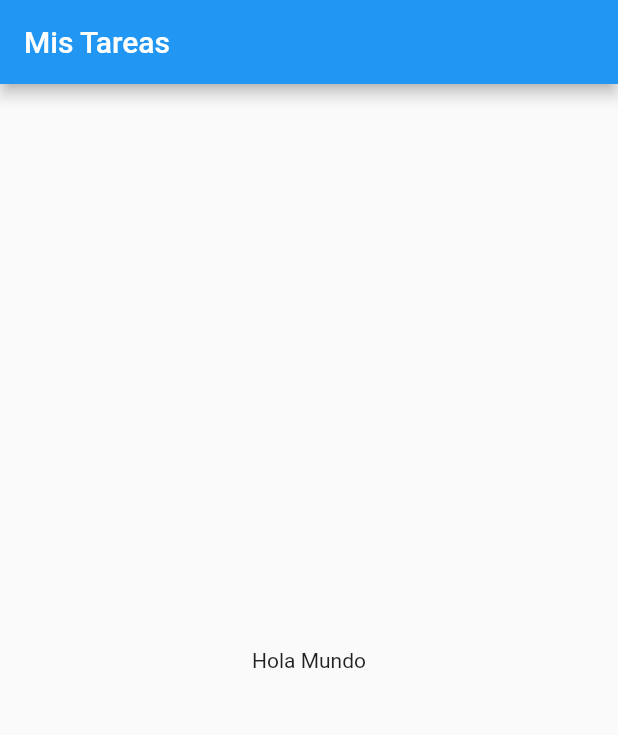
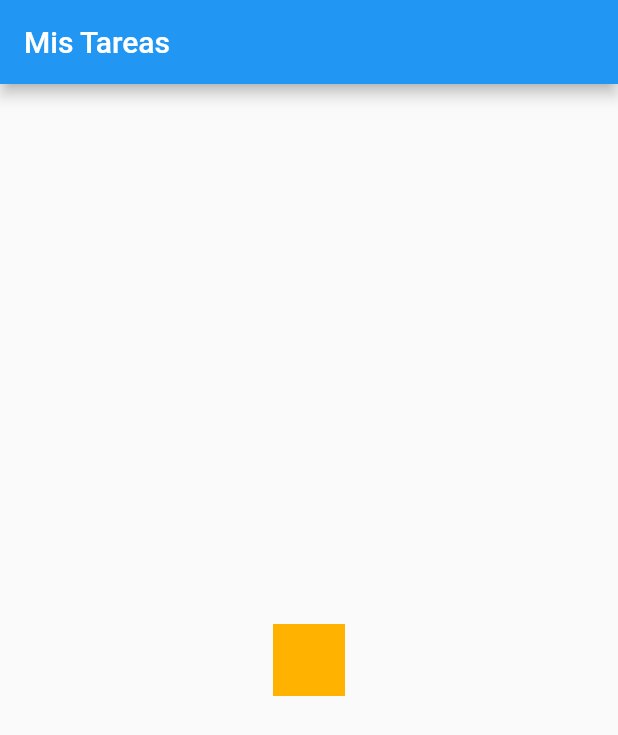
Before and after one commit to saurmo/dllo-movil-flutter, a Flutter app: the screen it shows after launch, on a phone screen of 412 x 824 dp. Shown: the top 735 px of the screen. Run offline on Flutter 3.47's test engine with Material 2 defaults, Android fonts, the phone set to English and light mode, and no system bars.

Commit message:
Se crea container

```diff
--- a/lib/main.dart
+++ b/lib/main.dart
@@ -19,7 +19,14 @@ class MyApp extends StatelessWidget {
         appBar: AppBar(
           title: const Text("Mis Tareas"),
         ),
-        body: const Center(child: Text("Hola Mundo")),
+        body: Center(
+          child: Container(
+            margin: const EdgeInsets.all(10.0),
+            color: Colors.amber[600],
+            width: 48.0,
+            height: 48.0,
+          ),
+        ),
       ),
     );
   }
```
